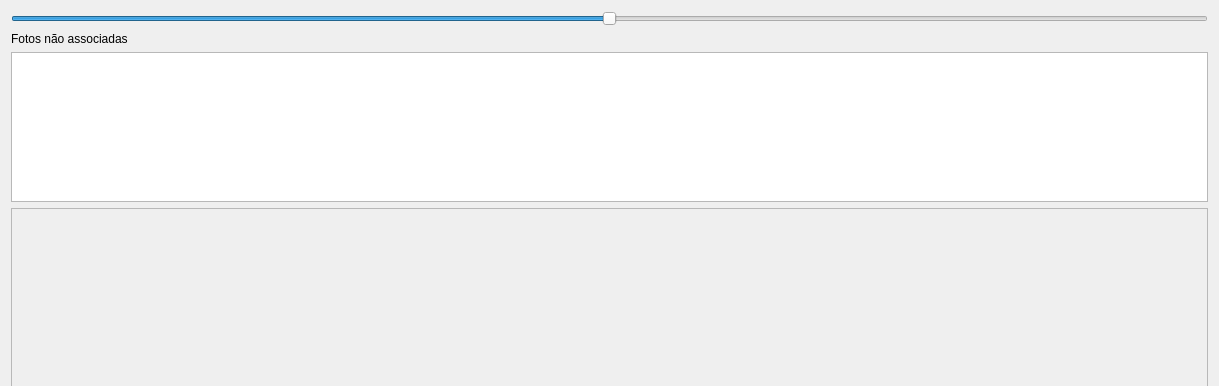
Old version of the form fastdoc/gui_app/widgets/sobjects_by_pics/pics_organizer/pics_organizer.ui in the repository renatormc/dev_laudo_sinfweb; both pictures show x 0 to 1219 and y 0 to 386 of the 1219 by 898 pixel window.
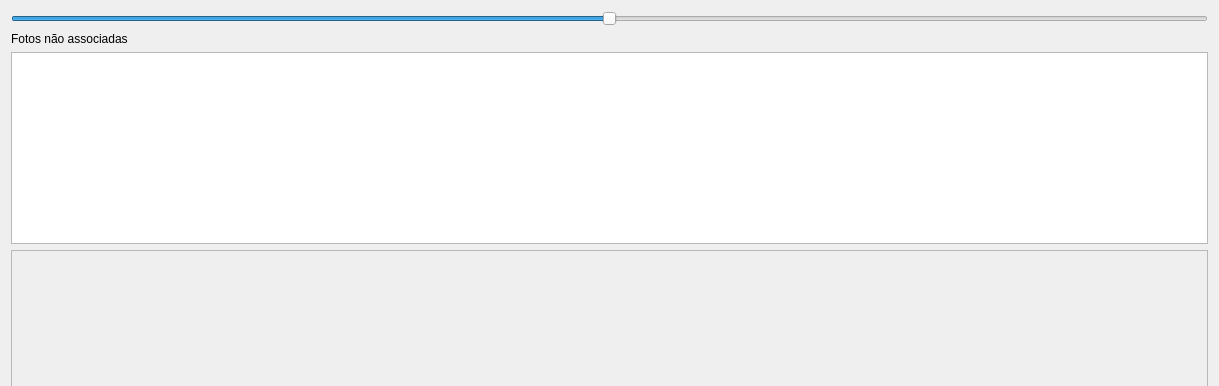
New version of the form.

What changed in the file:
```diff
--- a/fastdoc/gui_app/widgets/sobjects_by_pics/pics_organizer/pics_organizer.ui
+++ b/fastdoc/gui_app/widgets/sobjects_by_pics/pics_organizer/pics_organizer.ui
@@ -48,7 +48,7 @@
      <property name="maximumSize">
       <size>
        <width>16777215</width>
-       <height>150</height>
+       <height>200</height>
       </size>
      </property>
      <property name="contextMenuPolicy">
@@ -72,7 +72,7 @@
      <property name="iconSize">
       <size>
        <width>10000</width>
-       <height>150</height>
+       <height>200</height>
       </size>
      </property>
      <property name="movement">
@@ -87,6 +87,9 @@
      <property name="resizeMode">
       <enum>QListView::Adjust</enum>
      </property>
+     <property name="spacing">
+      <number>20</number>
+     </property>
      <property name="viewMode">
       <enum>QListView::ListMode</enum>
      </property>
@@ -109,7 +112,7 @@
         <x>0</x>
         <y>0</y>
         <width>1199</width>
-        <height>629</height>
+        <height>585</height>
        </rect>
       </property>
       <layout class="QVBoxLayout" name="horizontalLayout_2">
```
Left out of the diff: 2 changed lines with no effect on the pictures.
